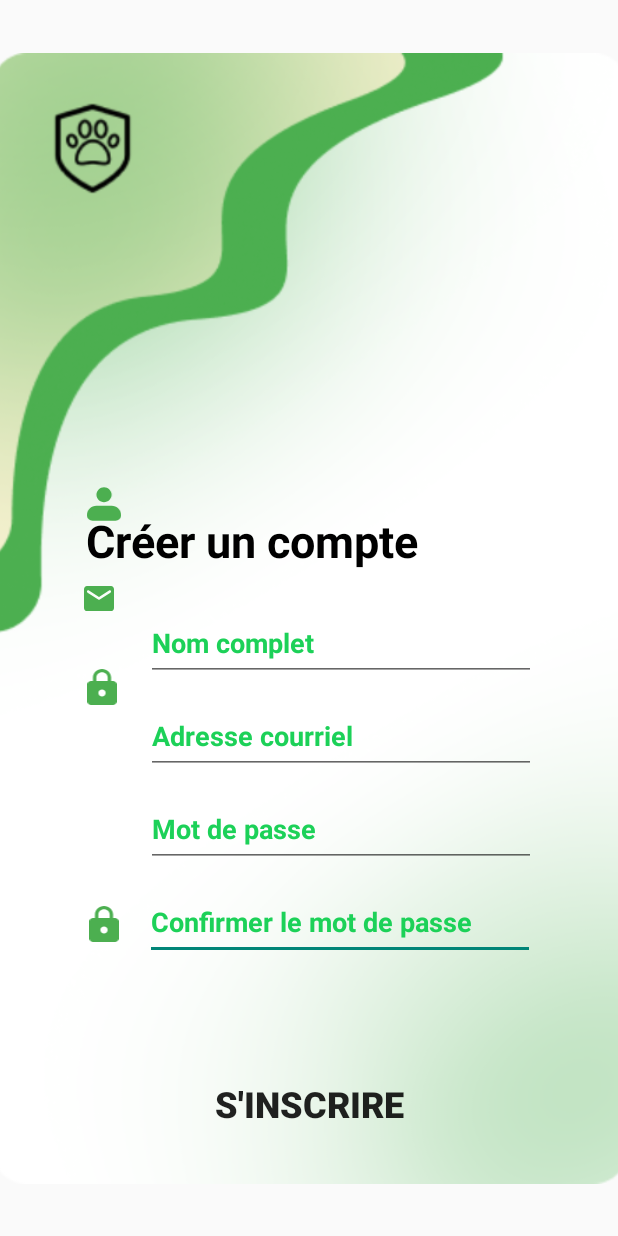
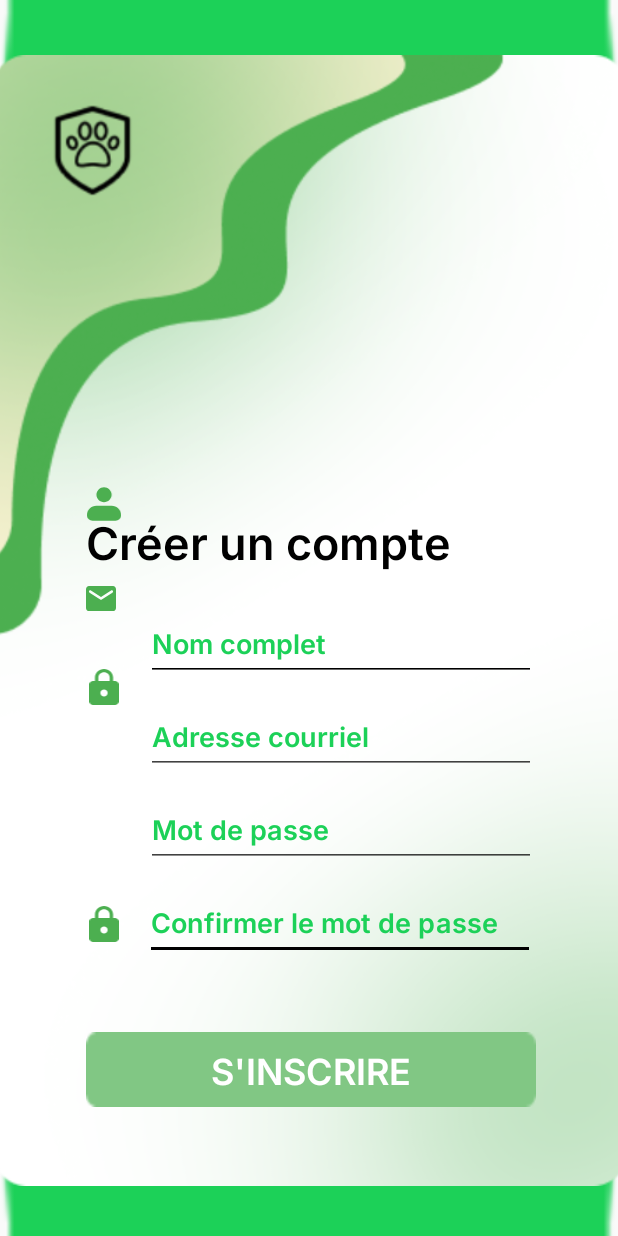
Before and after one commit to SsBarbatos/Alawan, an Android app: the Inscription screen opened directly, with no data from a screen before it, on a phone screen of 412 x 824 dp. Run offline under Robolectric (Android 15) with nearby library versions, the phone set to English and light mode, and no system bars.

Commit message:
finition log in et options correspondantes

```diff
--- a/app/src/main/res/drawable/buttons.xml
+++ /dev/null
@@ -1,16 +0,0 @@
-<?xml version="1.0" encoding="utf-8"?>
-<selector xmlns:android="http://schemas.android.com/apk/res/android">
-    <shape
-        xmlns:android="http://schemas.android.com/apk/res/android"
-        android:shape="rectangle">
-
-        <corners android:radius="10dp" />
-
-        <!-- This is the border color -->
-        <stroke android:width="2dp" android:color="#ccc" />
-
-        <!--- This is the background color -->
-        <solid android:color="#1CD158" />
-
-    </shape>
-</selector>
--- a/app/src/main/res/layout/activity_inscription.xml
+++ b/app/src/main/res/layout/activity_inscription.xml
@@ -4,6 +4,8 @@
     xmlns:tools="http://schemas.android.com/tools"
     android:layout_width="match_parent"
     android:layout_height="match_parent"
+    android:background="@drawable/btnSignup"
+    android:backgroundTint="@color/vertFonce"
     tools:context=".Inscription">
 
     <ImageView
@@ -13,8 +15,10 @@
         android:contentDescription="@string/background"
         app:layout_constraintBottom_toBottomOf="parent"
         app:layout_constraintEnd_toEndOf="parent"
+        app:layout_constraintHorizontal_bias="0.523"
         app:layout_constraintStart_toStartOf="parent"
         app:layout_constraintTop_toTopOf="parent"
+        app:layout_constraintVertical_bias="0.521"
         app:srcCompat="@drawable/BackgroundAlawan" />
 
     <EditText
@@ -22,7 +26,9 @@
         android:layout_width="260dp"
         android:layout_height="50dp"
         android:layout_marginBottom="184dp"
+        android:backgroundTint="#000000"
         android:ems="10"
+        android:fontFamily="@font/inter_semibold"
         android:hint="@string/confirmerPassword"
         android:inputType="textPassword"
         android:textColor="@color/vertFonce"
@@ -34,19 +40,6 @@
         app:layout_constraintEnd_toEndOf="parent"
         app:layout_constraintHorizontal_bias="0.635"
         app:layout_constraintStart_toStartOf="parent" />
-
-    <ImageView
-        android:id="@+id/imageView2"
-        android:layout_width="24dp"
-        android:layout_height="24dp"
-        android:layout_marginTop="36dp"
-        app:layout_constraintBottom_toTopOf="@+id/imageView2"
-        app:layout_constraintEnd_toStartOf="@+id/etMdp"
-        app:layout_constraintHorizontal_bias="0.767"
-        app:layout_constraintStart_toStartOf="parent"
-        app:layout_constraintTop_toBottomOf="@+id/imageView3"
-        app:layout_constraintVertical_bias="0.0"
-        app:srcCompat="@drawable/ic_mdp" />
 
     <ImageView
         android:id="@+id/icNom"
@@ -63,6 +56,7 @@
         android:id="@+id/tvTitle"
         android:layout_width="300dp"
         android:layout_height="wrap_content"
+        android:fontFamily="@font/inter_semibold"
         android:text="@string/creerCompteTitre"
         android:textColor="@color/black"
         android:textSize="30sp"
@@ -79,7 +73,9 @@
         android:layout_width="260dp"
         android:layout_height="50dp"
         android:layout_marginBottom="12dp"
+        android:backgroundTint="#BE000000"
         android:ems="10"
+        android:fontFamily="@font/inter_semibold"
         android:hint="@string/email"
         android:inputType="textEmailAddress"
         android:textColor="@color/vertFonce"
@@ -97,7 +93,9 @@
         android:layout_width="260dp"
         android:layout_height="50dp"
         android:layout_marginBottom="12dp"
+        android:backgroundTint="#BE000000"
         android:ems="10"
+        android:fontFamily="@font/inter_semibold"
         android:hint="@string/password"
         android:inputType="textPassword"
         android:textColor="@color/vertFonce"
@@ -115,7 +113,9 @@
         android:layout_width="260dp"
         android:layout_height="50dp"
         android:layout_marginBottom="12dp"
+        android:backgroundTint="#000000"
         android:ems="10"
+        android:fontFamily="@font/inter_semibold"
         android:hint="@string/nom"
         android:inputType="text"
         android:textColor="@color/vertFonce"
@@ -123,27 +123,32 @@
         android:textColorHint="@color/vertFonce"
         android:textColorLink="@color/vertPale"
         android:textStyle="bold"
+        app:boxBackgroundMode="none"
         app:layout_constraintBottom_toTopOf="@+id/etMail"
         app:layout_constraintEnd_toEndOf="parent"
         app:layout_constraintHorizontal_bias="0.642"
-        app:layout_constraintStart_toStartOf="parent" />
+        app:layout_constraintStart_toStartOf="parent"
+        app:underlineColorAndroid="transparent" />
 
     <Button
         android:id="@+id/btSignIn"
         android:layout_width="300dp"
-        android:layout_height="60dp"
+        android:layout_height="50dp"
+        android:background="@drawable/btnSignup"
+        android:fontFamily="@font/inter_semibold"
         android:text="@string/inscrire"
+        android:textColor="@color/white"
         android:textSize="24sp"
         android:textStyle="bold"
-        android:background="@drawable/buttons"
         app:layout_constraintBottom_toBottomOf="parent"
         app:layout_constraintEnd_toEndOf="parent"
+        app:layout_constraintHorizontal_bias="0.513"
         app:layout_constraintStart_toStartOf="parent"
         app:layout_constraintTop_toTopOf="parent"
-        app:layout_constraintVertical_bias="0.924" />
+        app:layout_constraintVertical_bias="0.889" />
 
     <ImageView
-        android:id="@+id/imageView2"
+        android:id="@+id/icMdpConf"
         android:layout_width="24dp"
         android:layout_height="24dp"
         android:layout_marginBottom="196dp"
@@ -159,9 +164,20 @@
         android:layout_height="22dp"
         android:layout_marginTop="40dp"
         app:layout_constraintEnd_toStartOf="@+id/etMail"
-        app:layout_constraintHorizontal_bias="0.727"
+        app:layout_constraintHorizontal_bias="0.74"
         app:layout_constraintStart_toStartOf="parent"
         app:layout_constraintTop_toBottomOf="@+id/icNom"
         app:srcCompat="@drawable/ic_mail" />
 
+    <ImageView
+        android:id="@+id/imageView5"
+        android:layout_width="24dp"
+        android:layout_height="24dp"
+        android:layout_marginTop="36dp"
+        app:layout_constraintEnd_toStartOf="@+id/etMdp"
+        app:layout_constraintHorizontal_bias="0.78"
+        app:layout_constraintStart_toStartOf="parent"
+        app:layout_constraintTop_toBottomOf="@+id/imageView3"
+        app:srcCompat="@drawable/ic_mdp" />
+
 </androidx.constraintlayout.widget.ConstraintLayout>
--- a/app/src/main/res/layout/activity_main_page.xml
+++ b/app/src/main/res/layout/activity_main_page.xml
@@ -6,4 +6,9 @@
     android:layout_height="match_parent"
     tools:context=".MainPage">
 
+    <com.google.android.material.bottomnavigation.BottomNavigationView
+        android:layout_width="409dp"
+        android:layout_height="729dp"
+        tools:layout_editor_absoluteX="1dp"
+        tools:layout_editor_absoluteY="1dp" />
 </androidx.constraintlayout.widget.ConstraintLayout>
```
Also changed, not shown: app/src/main/res/layout/activity_reinitialisation_mdp.xml (+22 -6 lines).
